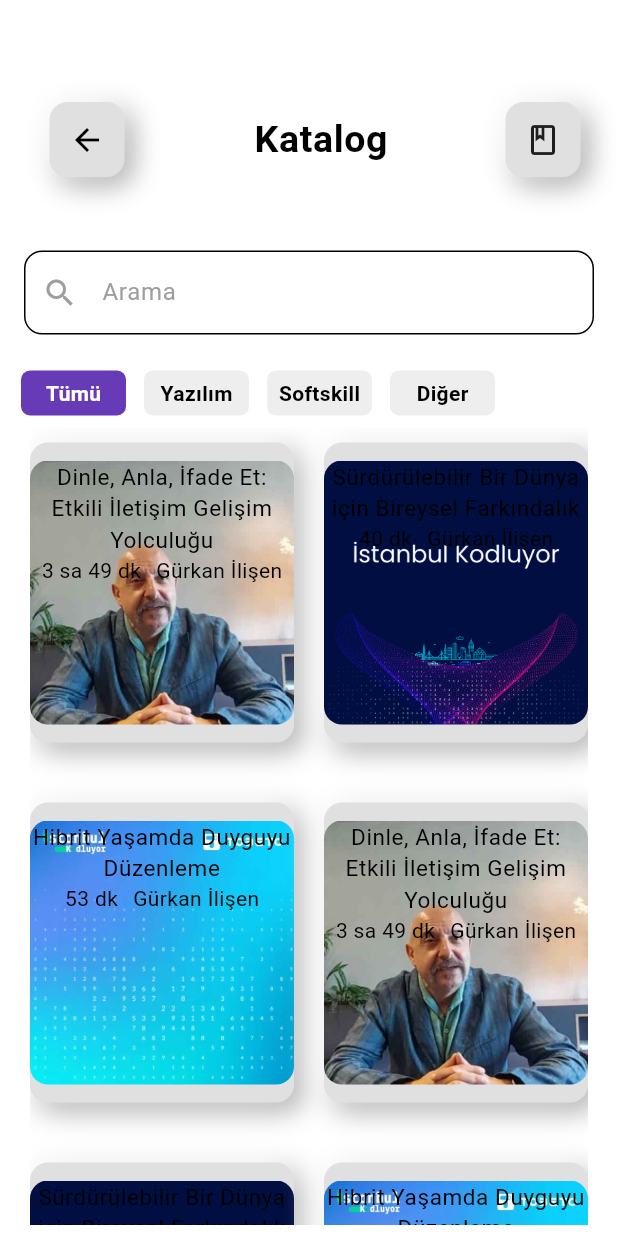
After one commit to balciemirhan/TobetoApp, a Flutter app: the CatalogPage screen opened by its route, on a phone screen of 412 x 824 dp. The commit adds this screen. Run offline on Flutter 3.47's test engine with Material 3 defaults, Android fonts, the phone set to English and light mode, and no system bars; our stand-ins replace concentric_transition, curved_navigation_bar, firebase_auth, firebase_core, flutter_advanced_drawer, google_sign_in and 2 more; accounts and stored records are empty; network calls fail.

Commit message:
catalog page add

```diff
--- a/tobeto_app/lib/config/constant/core/widget/drawer/my_drawer.dart
+++ b/tobeto_app/lib/config/constant/core/widget/drawer/my_drawer.dart
@@ -62,7 +62,7 @@
             MyListTile(
               title: AppText.drawerCatalog,
               nav: "/home",
-              onTap: () => Navigator.of(context).pushNamed("/curved"),
+              onTap: () => Navigator.of(context).pushNamed("/catalog"),
             ),
             MyListTile(
               title: AppText.drawerCalendar,
--- a/tobeto_app/lib/config/constant/theme/text.dart
+++ b/tobeto_app/lib/config/constant/theme/text.dart
@@ -135,4 +135,8 @@
   static const String innovations = "Yenilikler";
   static const String help = "Yardım";
   static const String signOut = "Çıkış Yap";
+
+  // --------------------------- catalog _page ---------------------------
+
+  static const String catalog = "Katalog";
 }
--- a/tobeto_app/lib/config/routes/app_routes.dart
+++ b/tobeto_app/lib/config/routes/app_routes.dart
@@ -4,6 +4,7 @@
 import 'package:tobeto_app/auth/auth_gate.dart';
 import 'package:tobeto_app/auth/login_or_register.dart';
 import 'package:tobeto_app/pages/calendar/calendar_page.dart';
+import 'package:tobeto_app/pages/catalog/catalog_page.dart';
 import 'package:tobeto_app/pages/course/course_view_page.dart';
 import 'package:tobeto_app/pages/curved/curved_button.dart';
 import 'package:tobeto_app/pages/forgot/forgot_password_page.dart';
@@ -35,6 +36,7 @@
   static const String calendar = "/calendar";
   static const String setting = "/setting";
   static const String forgot = "/forgot";
+  static const String catalog = "/catalog";
 
   static Map<String, AppRouteMapFunction> routes = {
     // onboard:(context) => const OnBoardScreen();
@@ -52,6 +54,7 @@
     calendar: (context) => const CalendarPage(),
     setting: (context) => const SettingPage(),
     forgot: (context) => ForgotPasswordPage(),
+    catalog: (context) => const CatalogPage(),
   };
 }
 
--- /dev/null
+++ b/tobeto_app/lib/data/catalog_course_data.dart
@@ -0,0 +1,154 @@
+import 'package:tobeto_app/models/catalog_course_model.dart';
+
+/* filterNumber:
+  1 -> code
+  2 -> softskill
+  3 -> diğer
+ */
+
+List<CatalogCourse> catalogCourseList = <CatalogCourse>[
+  CatalogCourse(
+      title: "Dinle, Anla, İfade Et: Etkili İletişim Gelişim Yolculuğu",
+      lessonCount: "3 sa 49 dk",
+      rating: 4.6,
+      imagePath: "assets/images/course_images/ecmel_ayran.png",
+      progress: 45,
+      filterNumber: 1,
+      instructor: "Gürkan İlişen"),
+  CatalogCourse(
+      title: "Sürdürülebilir Bir Dünya için Bireysel Farkındalık",
+      lessonCount: "40 dk",
+      rating: 4.3,
+      imagePath: "assets/images/course_images/istanbul_kod.png",
+      progress: 70,
+      filterNumber: 2,
+      instructor: "Gürkan İlişen"),
+  CatalogCourse(
+      title: "Hibrit Yaşamda Duyguyu Düzenleme",
+      lessonCount: "53 dk",
+      rating: 3.9,
+      imagePath: "assets/images/course_images/kodlama.png",
+      progress: 50,
+      filterNumber: 3,
+      instructor: "Gürkan İlişen"),
+  CatalogCourse(
+      title: "Dinle, Anla, İfade Et: Etkili İletişim Gelişim Yolculuğu",
+      lessonCount: "3 sa 49 dk",
+      rating: 4.6,
+      imagePath: "assets/images/course_images/ecmel_ayran.png",
+      progress: 45,
+      filterNumber: 1,
+      instructor: "Gürkan İlişen"),
+  CatalogCourse(
+      title: "Sürdürülebilir Bir Dünya için Bireysel Farkındalık",
+      lessonCount: "40 dk",
+      rating: 4.3,
+      imagePath: "assets/images/course_images/istanbul_kod.png",
+      progress: 70,
+      filterNumber: 2,
+      instructor: "Gürkan İlişen"),
+  CatalogCourse(
+      title: "Hibrit Yaşamda Duyguyu Düzenleme",
+      lessonCount: "53 dk",
+      rating: 3.9,
+      imagePath: "assets/images/course_images/kodlama.png",
+      progress: 50,
+      filterNumber: 3,
+      instructor: "Gürkan İlişen"),
+  CatalogCourse(
+      title: "Dinle, Anla, İfade Et: Etkili İletişim Gelişim Yolculuğu",
+      lessonCount: "3 sa 49 dk",
+      rating: 4.6,
+      imagePath: "assets/images/course_images/ecmel_ayran.png",
+      progress: 45,
+      filterNumber: 1,
+      instructor: "Gürkan İlişen"),
+  CatalogCourse(
+      title: "Sürdürülebilir Bir Dünya için Bireysel Farkındalık",
+      lessonCount: "40 dk",
+      rating: 4.3,
+      imagePath: "assets/images/course_images/istanbul_kod.png",
+      progress: 70,
+      filterNumber: 2,
+      instructor: "Gürkan İlişen"),
+  CatalogCourse(
+      title: "Hibrit Yaşamda Duyguyu Düzenleme",
+      lessonCount: "53 dk",
+      rating: 3.9,
+      imagePath: "assets/images/course_images/kodlama.png",
+      progress: 50,
+      filterNumber: 3,
+      instructor: "Gürkan İlişen"),
+  CatalogCourse(
+      title: "Dinle, Anla, İfade Et: Etkili İletişim Gelişim Yolculuğu",
+      lessonCount: "3 sa 49 dk",
+      rating: 4.6,
+      imagePath: "assets/images/course_images/ecmel_ayran.png",
+      progress: 45,
+      filterNumber: 1,
+      instructor: "Gürkan İlişen"),
+  CatalogCourse(
+      title: "Sürdürülebilir Bir Dünya için Bireysel Farkındalık",
+      lessonCount: "40 dk",
+      rating: 4.3,
+      imagePath: "assets/images/course_images/istanbul_kod.png",
+      progress: 70,
+      filterNumber: 2,
+      instructor: "Gürkan İlişen"),
+  CatalogCourse(
+      title: "Hibrit Yaşamda Duyguyu Düzenleme",
+      lessonCount: "53 dk",
+      rating: 3.9,
+      imagePath: "assets/images/course_images/kodlama.png",
+      progress: 50,
+      filterNumber: 3,
+      instructor: "Gürkan İlişen"),
+  CatalogCourse(
+      title: "Dinle, Anla, İfade Et: Etkili İletişim Gelişim Yolculuğu",
+      lessonCount: "3 sa 49 dk",
+      rating: 4.6,
+      imagePath: "assets/images/course_images/ecmel_ayran.png",
+      progress: 45,
+      filterNumber: 1,
+      instructor: "Gürkan İlişen"),
+  CatalogCourse(
+      title: "Sürdürülebilir Bir Dünya için Bireysel Farkındalık",
+      lessonCount: "40 dk",
+      rating: 4.3,
+      imagePath: "assets/images/course_images/istanbul_kod.png",
+      progress: 70,
+      filterNumber: 2,
+      instructor: "Gürkan İlişen"),
+  CatalogCourse(
+      title: "Hibrit Yaşamda Duyguyu Düzenleme",
+      lessonCount: "53 dk",
+      rating: 3.9,
+      imagePath: "assets/images/course_images/kodlama.png",
+      progress: 50,
+      filterNumber: 3,
+      instructor: "Gürkan İlişen"),
+  CatalogCourse(
+      title: "Dinle, Anla, İfade Et: Etkili İletişim Gelişim Yolculuğu",
+      lessonCount: "3 sa 49 dk",
+      rating: 4.6,
+      imagePath: "assets/images/course_images/ecmel_ayran.png",
+      progress: 45,
+      filterNumber: 1,
+      instructor: "Gürkan İlişen"),
+  CatalogCourse(
+      title: "Sürdürülebilir Bir Dünya için Bireysel Farkındalık",
+      lessonCount: "40 dk",
+      rating: 4.3,
+      imagePath: "assets/images/course_images/istanbul_kod.png",
+      progress: 70,
+      filterNumber: 2,
+      instructor: "Gürkan İlişen"),
+  CatalogCourse(
+      title: "Hibrit Yaşamda Duyguyu Düzenleme",
+      lessonCount: "53 dk",
+      rating: 3.9,
+      imagePath: "assets/images/course_images/kodlama.png",
+      progress: 50,
+      filterNumber: 3,
+      instructor: "Gürkan İlişen"),
+];
--- /dev/null
+++ b/tobeto_app/lib/models/catalog_course_model.dart
@@ -0,0 +1,21 @@
+class CatalogCourse {
+  String title;
+  String lessonCount;
+  double rating;
+  String imagePath;
+  double progress;
+  int filterNumber;
+  String? description;
+  String instructor;
+
+  CatalogCourse({
+    required this.title,
+    required this.lessonCount,
+    required this.rating,
+    required this.imagePath,
+    required this.progress,
+    required this.filterNumber,
+    this.description,
+    required this.instructor,
+  });
+}
--- /dev/null
+++ b/tobeto_app/lib/pages/catalog/catalog_course_filter.dart
@@ -0,0 +1,173 @@
+import 'package:flutter/material.dart';
+import 'package:tobeto_app/config/constant/theme/image.dart';
+import 'package:tobeto_app/config/constant/theme/text.dart';
+import 'package:tobeto_app/data/catalog_course_data.dart';
+import 'package:tobeto_app/models/catalog_course_model.dart';
+import 'package:tobeto_app/config/constant/core/widget/textfield_filter.dart';
+import 'package:tobeto_app/pages/catalog/catalog_course_item.dart';
+
+class CatalogCourseFilter extends StatefulWidget {
+  const CatalogCourseFilter({Key? key}) : super(key: key);
+
+  @override
+  State createState() => _CatalogCourseListState();
+}
+
+class _CatalogCourseListState extends State<CatalogCourseFilter> {
+  String searchText = "";
+  List<CatalogCourse> filteredCatalogCourses = [];
+  int selectedFilter = 0; // Başlangıçta filtre olmadığını temsil eder
+
+  @override
+  // Başlangıçta Tüm kurslar gözüksün
+  void initState() {
+    super.initState();
+    filteredCatalogCourses = catalogCourseList;
+  }
+
+  // <---------- Filter Systems ---------->
+
+  void filterCatalogCourses() {
+    setState(() {
+      filteredCatalogCourses = catalogCourseList
+          .where((catalogCourse) =>
+              catalogCourse.title
+                  .toLowerCase()
+                  .contains(searchText.toLowerCase()) &&
+              (selectedFilter == 0 ||
+                  catalogCourse.filterNumber == selectedFilter))
+          .toList();
+    });
+  }
+
+  @override
+  Widget build(BuildContext context) {
+    final MediaQueryData mediaQueryData = MediaQuery.of(context);
+    final double deviceH = mediaQueryData.size.height;
+
+    // <---------- TextFieldFilter (Search) ---------->
+
+    return Column(
+      children: [
+        Padding(
+          padding: const EdgeInsets.all(16.0),
+          child: TextFieldFilter(
+            onChanged: (value) {
+              setState(() {
+                searchText = value; // Update the searchText variable
+                filterCatalogCourses();
+              });
+            },
+          ),
+        ),
+
+        // <---------- filterButtons ---------->
+
+        Padding(
+          padding: const EdgeInsets.all(8.0),
+          child: Row(
+            children: [
+              filterButton(0, AppText.all),
+              filterButton(1, AppText.softWare),
+              filterButton(2, AppText.softSkill),
+              filterButton(3, AppText.other),
+            ],
+          ),
+        ),
+
+        // <---------- GridView (CourseItemVertical) ---------->
+
+        SizedBox(
+          height: deviceH / 1.55,
+          child: Padding(
+            padding: const EdgeInsets.symmetric(horizontal: 20),
+            child: filteredCatalogCourses.isNotEmpty
+                ? GridView.builder(
+                    gridDelegate:
+                        const SliverGridDelegateWithMaxCrossAxisExtent(
+                      maxCrossAxisExtent: 300,
+                      mainAxisExtent: 220,
+                      childAspectRatio: 1,
+                      crossAxisSpacing: 20,
+                      mainAxisSpacing: 20,
+                    ),
+                    itemCount: filteredCatalogCourses.length,
+                    itemBuilder: (context, index) {
+                      final catalogCourse = filteredCatalogCourses[index];
+                      return CatalogCourseItem(catalogCourse: catalogCourse);
+                    },
+                  )
+
+                // <---------- Not found : ---------->
+
+                : const Column(
+                    mainAxisAlignment: MainAxisAlignment.end,
+                    children: [
+                      Center(
+                        child: Text(
+                          AppText.notFound,
+                          style: TextStyle(
+                            color: Colors.grey,
+                            fontSize: 22,
+                          ),
+                        ),
+                      ),
+                      Image(image: AssetImage(AppImage.notFoundImage))
+                    ],
+                  ),
+          ),
+        ),
+      ],
+    );
+  }
+
+  // <---------- filterButton Area ---------->
+
+  // <---------- filterButtons Color and Text color Changes with Map Function ---------->
+
+  Map<int, Color> filterButtonColors = {
+    1: Colors.grey.shade200,
+    2: Colors.grey.shade200,
+    3: Colors.grey.shade200,
+    0: Colors.deepPurple,
+  };
+
+  // <---------- filterButton ---------->
+
+  Widget filterButton(int filter, String text) {
+    Color textColor = filterButtonColors[filter] == Colors.grey.shade200
+        ? Colors.black
+        : Colors.white;
+    return GestureDetector(
+      onTap: () {
+        setState(() {
+          filterButtonColors.forEach((key, value) {
+            filterButtonColors[key] =
+                key == filter ? Colors.deepPurple : Colors.grey.shade200;
+          });
+          selectedFilter = filter;
+          filterCatalogCourses();
+        });
+      },
+      child: Padding(
+        padding: const EdgeInsets.symmetric(horizontal: 6),
+        child: Container(
+          decoration: BoxDecoration(
+            borderRadius: BorderRadius.circular(6),
+            color: filterButtonColors[filter],
+          ),
+          alignment: Alignment.center,
+          width: 70,
+          height: 30,
+          child: Text(
+            text,
+            style: TextStyle(
+              color: textColor,
+              fontWeight: FontWeight.bold,
+            ),
+          ),
+        ),
+      ),
+    );
+  }
+}
--- /dev/null
+++ b/tobeto_app/lib/pages/catalog/catalog_course_item.dart
@@ -0,0 +1,70 @@
+import 'package:flutter/material.dart';
+import 'package:tobeto_app/config/constant/core/widget/neu_box.dart';
+import 'package:tobeto_app/config/constant/theme/text_theme.dart';
+import 'package:tobeto_app/models/catalog_course_model.dart';
+
+class CatalogCourseItem extends StatefulWidget {
+  const CatalogCourseItem({
+    Key? key,
+    required this.catalogCourse,
+  }) : super(key: key);
+  final CatalogCourse catalogCourse;
+
+  @override
+  State<CatalogCourseItem> createState() => _CatalogCourseItemState();
+}
+
+class _CatalogCourseItemState extends State<CatalogCourseItem> {
+  @override
+  Widget build(BuildContext context) {
+    return Scaffold(
+      body: GestureDetector(
+        onTap: () {
+          Navigator.pushNamed(context, "/",
+              arguments: widget.catalogCourse.title);
+        },
+        child: Center(
+          child: NeuBox(
+            width: 200,
+            height: 200,
+            child: _buildCatalogContent(),
+          ),
+        ),
+      ),
+    );
+  }
+
+  Widget _buildCatalogContent() {
+    return Column(
+      mainAxisAlignment: MainAxisAlignment.center,
+      crossAxisAlignment: CrossAxisAlignment.center,
+      children: [
+        ClipRRect(
+          borderRadius: BorderRadius.circular(12),
+          child: Stack(children: [
+            Image(
+              image: AssetImage(
+                widget.catalogCourse.imagePath,
+              ),
+            ),
+            Column(
+              mainAxisAlignment: MainAxisAlignment.spaceEvenly,
+              children: [
+                AppTextTheme.small(widget.catalogCourse.title, context,
+                    fontWeight: FontWeight.normal, textAlign: TextAlign.center),
+                Row(
+                  mainAxisAlignment: MainAxisAlignment.center,
+                  children: [
+                    Text(widget.catalogCourse.lessonCount),
+                    const SizedBox(width: 10),
+                    Text(widget.catalogCourse.instructor),
+                  ],
+                ),
+              ],
+            )
+          ]),
+        ),
+      ],
+    );
+  }
+}
--- /dev/null
+++ b/tobeto_app/lib/pages/catalog/catalog_page.dart
@@ -0,0 +1,38 @@
+import 'package:flutter/material.dart';
+import 'package:tobeto_app/config/constant/core/widget/top_bar_widget_interval.dart';
+import 'package:tobeto_app/config/constant/theme/text.dart';
+import 'package:tobeto_app/pages/catalog/catalog_course_filter.dart';
+import 'package:tobeto_app/pages/view_more/course_list_filter.dart';
+
+class CatalogPage extends StatelessWidget {
+  const CatalogPage({Key? key}) : super(key: key);
+
+  @override
+  Widget build(BuildContext context) {
+    return Scaffold(
+      body: SingleChildScrollView(
+        child: Padding(
+          padding: const EdgeInsets.symmetric(vertical: 35),
+          child: Column(
+            crossAxisAlignment: CrossAxisAlignment.center,
+            children: [
+              TopBarWidgetInterval(
+                iconButton: IconButton(
+                    onPressed: () {
+                      Navigator.of(context).pushNamed("/curved");
+                    },
+                    icon: const Icon(Icons.arrow_back)),
+                titleText: AppText.catalog,
+                leadingIcon: const Icon(Icons.book_outlined),
+              ),
+
+              //  <------- CourseListFilter (Search and Gridview (CourseItemVertical)) ------->
+
+              const CatalogCourseFilter(),
+            ],
+          ),
+        ),
+      ),
+    );
+  }
+}
```
